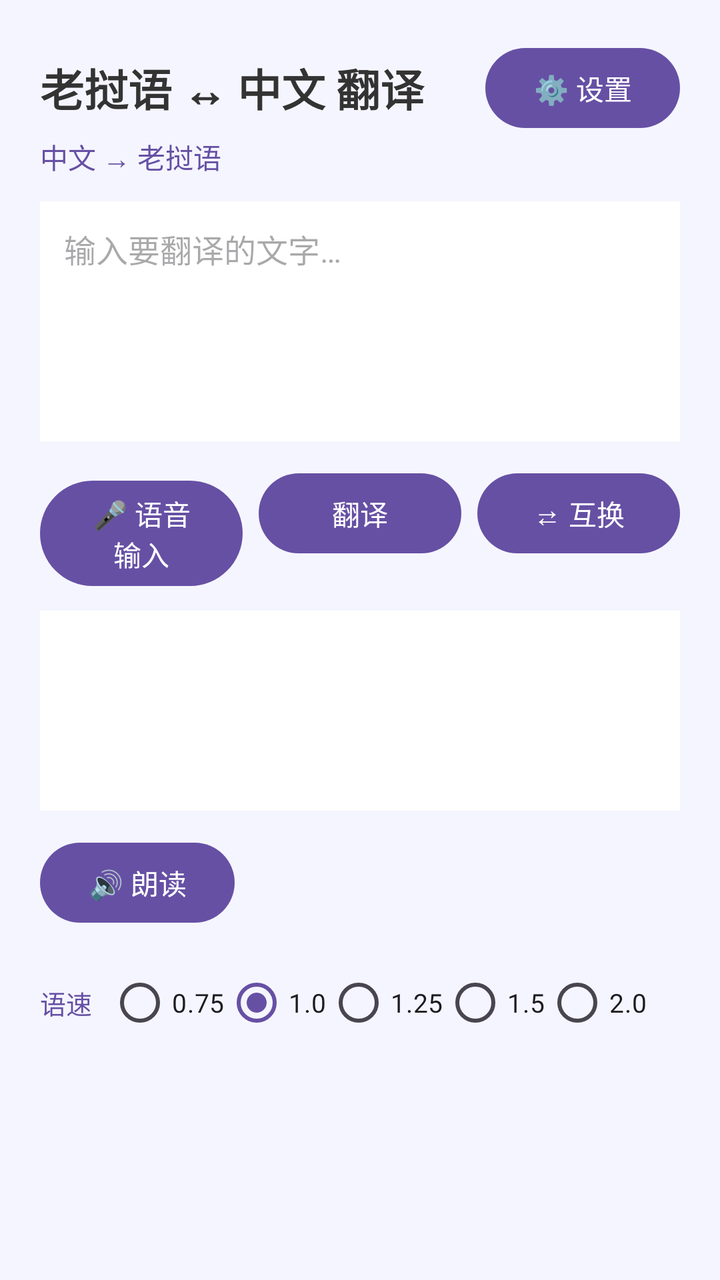
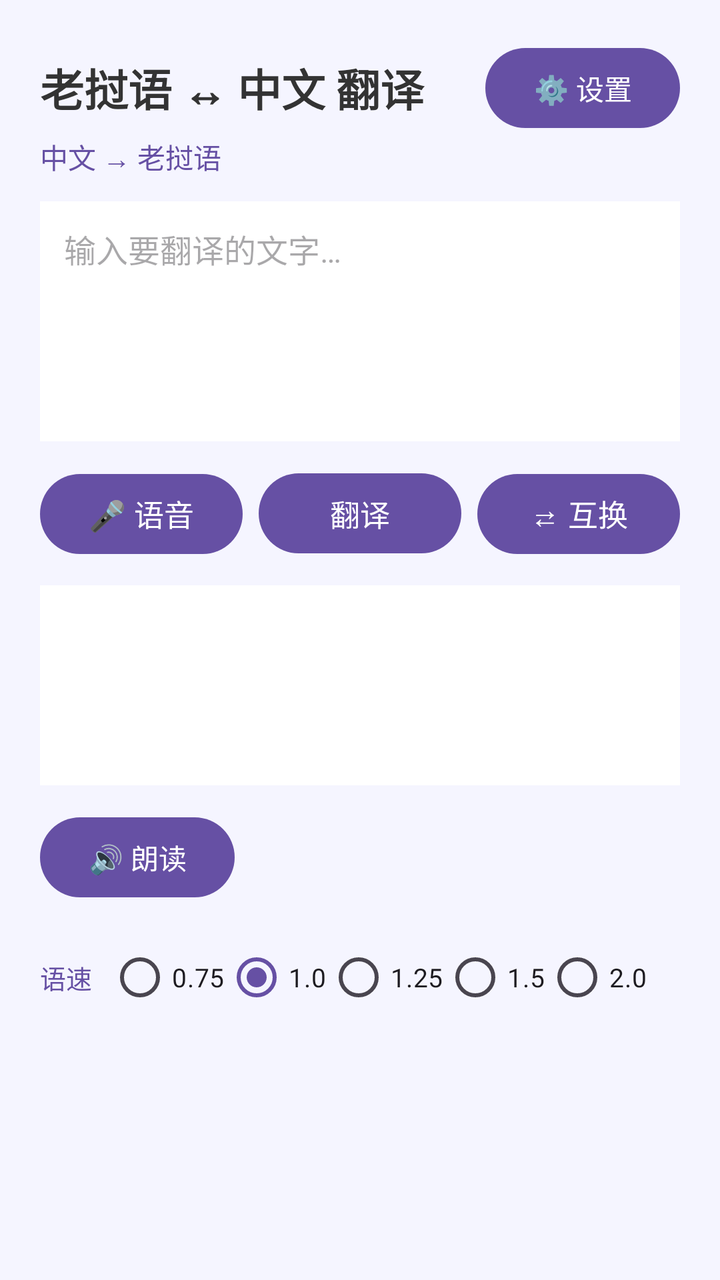

An Android layout rendered at two revisions. The XML below is the earlier revision; the diff shows what the commit changed to produce the second picture.
<!-- AndroidManifest.xml: application theme Theme.LaoTran -->
<!-- res/layout/activity_main.xml -->
<?xml version="1.0" encoding="utf-8"?>
<LinearLayout xmlns:android="http://schemas.android.com/apk/res/android"
    android:layout_width="match_parent"
    android:layout_height="match_parent"
    android:orientation="vertical"
    android:padding="20dp"
    android:background="#F5F5FF">

    <LinearLayout
        android:layout_width="match_parent"
        android:layout_height="wrap_content"
        android:orientation="horizontal"
        android:gravity="center_vertical">

        <TextView
            android:layout_width="0dp"
            android:layout_height="wrap_content"
            android:layout_weight="1"
            android:text="老挝语 ↔ 中文 翻译"
            android:textSize="22sp"
            android:textStyle="bold"
            android:textColor="#333333"/>

        <Button
            android:id="@+id/settingsBtn"
            android:layout_width="wrap_content"
            android:layout_height="wrap_content"
            android:text="⚙️ 设置"/>
    </LinearLayout>

    <TextView
        android:id="@+id/dirLabel"
        android:layout_width="wrap_content"
        android:layout_height="wrap_content"
        android:text="中文 → 老挝语"
        android:textSize="14sp"
        android:textColor="#6650a4"
        android:layout_marginBottom="12dp"/>

    <EditText
        android:id="@+id/inputText"
        android:layout_width="match_parent"
        android:layout_height="wrap_content"
        android:minHeight="120dp"
        android:gravity="top|start"
        android:background="#FFFFFF"
        android:padding="12dp"
        android:hint="输入要翻译的文字…"
        android:inputType="textMultiLine"
        android:minLines="4"
        android:textSize="16sp"/>

    <LinearLayout
        android:layout_width="match_parent"
        android:layout_height="wrap_content"
        android:orientation="horizontal"
        android:layout_marginTop="12dp">

        <Button
            android:id="@+id/voiceBtn"
            android:layout_width="0dp"
            android:layout_height="wrap_content"
            android:layout_weight="1"
            android:text="🎤 语音输入"
            android:layout_marginEnd="8dp"/>

        <Button
            android:id="@+id/translateBtn"
            android:layout_width="0dp"
            android:layout_height="wrap_content"
            android:layout_weight="1"
            android:text="翻译"
            android:layout_marginEnd="8dp"/>

        <Button
            android:id="@+id/swapBtn"
            android:layout_width="0dp"
            android:layout_height="wrap_content"
            android:layout_weight="1"
            android:text="⇄ 互换"/>
    </LinearLayout>

    <TextView
        android:id="@+id/resultText"
        android:layout_width="match_parent"
        android:layout_height="wrap_content"
        android:minHeight="100dp"
        android:gravity="top|start"
        android:background="#FFFFFF"
        android:padding="12dp"
        android:textSize="18sp"
        android:textColor="#222222"
        android:text=""
        android:layout_marginTop="12dp"/>

    <Button
        android:id="@+id/speakBtn"
        android:layout_width="wrap_content"
        android:layout_height="wrap_content"
        android:text="🔊 朗读"
        android:layout_marginTop="12dp"/>

    <LinearLayout
        android:layout_width="match_parent"
        android:layout_height="wrap_content"
        android:orientation="horizontal"
        android:gravity="center_vertical"
        android:layout_marginTop="12dp">

        <TextView
            android:layout_width="wrap_content"
            android:layout_height="wrap_content"
            android:text="语速"
            android:textSize="13sp"
            android:textColor="#6650a4"/>

        <RadioGroup
            android:id="@+id/speedGroup"
            android:layout_width="match_parent"
            android:layout_height="wrap_content"
            android:orientation="horizontal"
            android:gravity="center_vertical"
            android:layout_marginStart="8dp">

            <RadioButton
                android:id="@+id/speed075"
                android:layout_width="wrap_content"
                android:layout_height="wrap_content"
                android:text="0.75"
                android:textSize="13sp"/>
            <RadioButton
                android:id="@+id/speed100"
                android:layout_width="wrap_content"
                android:layout_height="wrap_content"
                android:text="1.0"
                android:textSize="13sp"
                android:checked="true"/>
            <RadioButton
                android:id="@+id/speed125"
                android:layout_width="wrap_content"
                android:layout_height="wrap_content"
                android:text="1.25"
                android:textSize="13sp"/>
            <RadioButton
                android:id="@+id/speed150"
                android:layout_width="wrap_content"
                android:layout_height="wrap_content"
                android:text="1.5"
                android:textSize="13sp"/>
            <RadioButton
                android:id="@+id/speed200"
                android:layout_width="wrap_content"
                android:layout_height="wrap_content"
                android:text="2.0"
                android:textSize="13sp"/>
        </RadioGroup>
    </LinearLayout>

    <TextView
        android:id="@+id/statusText"
        android:layout_width="match_parent"
        android:layout_height="wrap_content"
        android:textSize="12sp"
        android:textColor="#888888"
        android:layout_marginTop="8dp"/>

</LinearLayout>
<!-- resources referenced by this layout -->
<resources>
  <style name="Theme.LaoTran" parent="Theme.Material3.DayNight.NoActionBar">
          <item name="colorPrimary">@color/purple_500</item>
          <item name="colorSecondary">@color/purple_200</item>
      </style>
  <color name="purple_500">#6650a4</color>
  <color name="purple_200">#bbb1e0</color>
</resources>

<!-- the commit's change to res/layout/activity_main.xml (unified diff, before → after) -->
@@ -61,7 +61,8 @@
             android:layout_width="0dp"
             android:layout_height="wrap_content"
             android:layout_weight="1"
-            android:text="🎤 语音输入"
+            android:text="🎤 语音"
+            android:textSize="15sp"
             android:layout_marginEnd="8dp"/>
 
         <Button
@@ -70,6 +71,7 @@
             android:layout_height="wrap_content"
             android:layout_weight="1"
             android:text="翻译"
+            android:textSize="15sp"
             android:layout_marginEnd="8dp"/>
 
         <Button
@@ -77,7 +79,8 @@
             android:layout_width="0dp"
             android:layout_height="wrap_content"
             android:layout_weight="1"
-            android:text="⇄ 互换"/>
+            android:text="⇄ 互换"
+            android:textSize="15sp"/>
     </LinearLayout>
 
     <TextView
